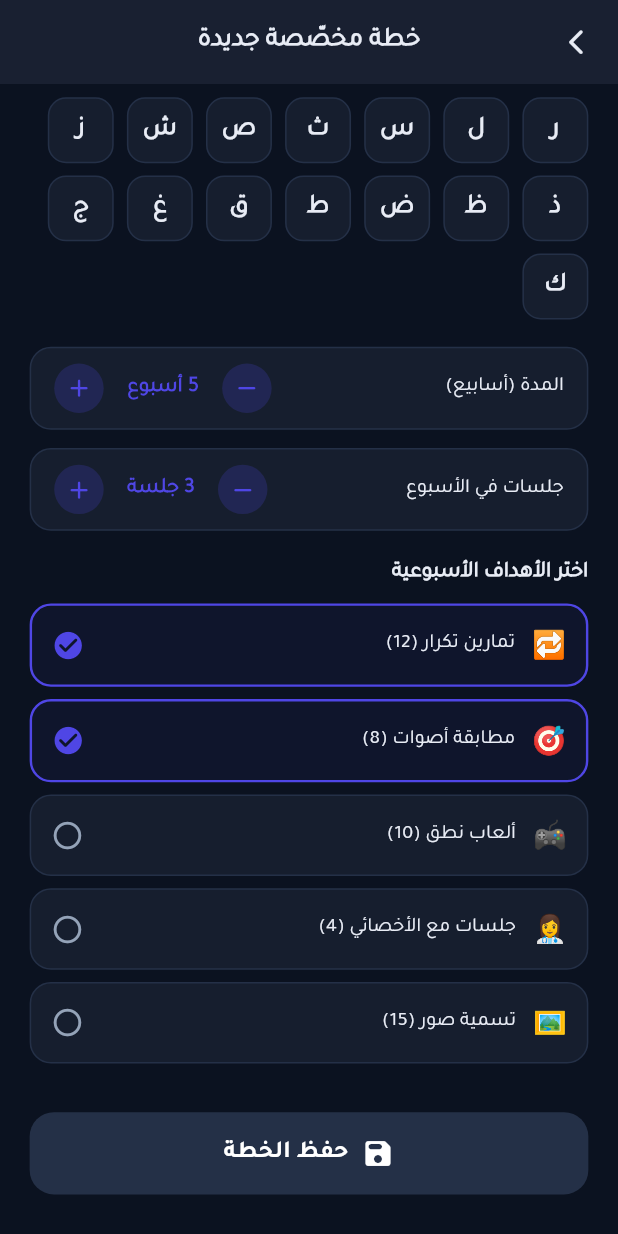
After one commit to MohamedRomana/speak_mate, a Flutter app: the _CreatePlanView screen opened directly, scrolled down 273 dp, after a tap on the "add" icon, on a phone screen of 412 x 824 dp. The commit adds this screen. Run offline on Flutter 3.47's test engine with Material 3 defaults, Android fonts, the phone set to English and light mode, and no system bars; our stand-ins replace cached_network_image, camera, chewie, dio, dots_indicator, easy_localization and 25 more; missing offline and left inert: audio_waveforms; accounts and stored records are empty; Roboto replaces fonts that are missing (Cairo); project files that could hold a hidden picture were left out.

Commit message:
finish plans

```diff
--- /dev/null
+++ b/lib/features/shared/plans/logic/create_plan_cubit.dart
@@ -0,0 +1,106 @@
+import 'package:flutter_bloc/flutter_bloc.dart';
+
+import '../../../../core/networking/api_result.dart';
+import '../data/models/therapy_plan.dart';
+import '../data/repos/plans_repo.dart';
+
+/// كيوبت إنشاء خطة مخصّصة (جانب الأخصائي). يحمل حالة النموذج ويبني [TherapyPlan]
+/// عند الحفظ. الحالة عدّاد إصدار والبيانات في الحقول.
+class CreatePlanCubit extends Cubit<int> {
+  final PlansRepo _repo;
+  CreatePlanCubit(this._repo) : super(0);
+
+  /// لوحة أصوات عربية شائعة للاختيار كأهداف.
+  static const soundPalette = [
+    'ر', 'ل', 'س', 'ث', 'ص', 'ش', 'ز', 'ذ', 'ظ', 'ض', 'ط', 'ق', 'غ', 'ج', 'ك'
+  ];
+
+  /// أهداف أسبوعية جاهزة للتفعيل (مع عدد افتراضي قابل للتعديل).
+  static const presetTargets = [
+    ('تمارين تكرار', '🔁', 12),
+    ('مطابقة أصوات', '🎯', 8),
+    ('ألعاب نطق', '🎮', 10),
+    ('جلسات مع الأخصائي', '👩‍⚕️', 4),
+    ('تسمية صور', '🖼️', 15),
+  ];
+
+  String title = '';
+  String goal = '';
+  final Set<String> sounds = {};
+  final Set<int> targetIdx = {0, 1}; // أول هدفين مفعّلان افتراضيًا
+  int durationWeeks = 4;
+  int sessionsPerWeek = 3;
+  bool saving = false;
+  String? errorMsg;
+
+  int _rev = 0;
+  void _emit() {
+    if (!isClosed) emit(++_rev);
+  }
+
+  bool get isValid => title.trim().isNotEmpty && targetIdx.isNotEmpty;
+
+  void setTitle(String v) {
+    title = v;
+    _emit();
+  }
+
+  void setGoal(String v) {
+    goal = v;
+    _emit();
+  }
+
+  void toggleSound(String s) {
+    sounds.contains(s) ? sounds.remove(s) : sounds.add(s);
+    _emit();
+  }
+
+  void toggleTarget(int i) {
+    targetIdx.contains(i) ? targetIdx.remove(i) : targetIdx.add(i);
+    _emit();
+  }
+
+  void setDuration(int w) {
+    durationWeeks = w.clamp(1, 24);
+    _emit();
+  }
+
+  void setSessions(int s) {
+    sessionsPerWeek = s.clamp(1, 7);
+    _emit();
+  }
+
+  TherapyPlan _draft() => TherapyPlan(
+        id: '',
+        title: title.trim(),
+        goal: goal.trim(),
+        targetSounds: sounds.toList(),
+        durationWeeks: durationWeeks,
+        sessionsPerWeek: sessionsPerWeek,
+        targets: [
+          for (final i in targetIdx)
+            PlanTarget(
+              titleKey: presetTargets[i].$1,
+              emoji: presetTargets[i].$2,
+              targetCount: presetTargets[i].$3,
+            ),
+        ],
+      );
+
+  /// يحفظ الخطة ويرجّعها عند النجاح (أو null عند الفشل).
+  Future<TherapyPlan?> save() async {
+    if (!isValid) return null;
+    saving = true;
+    _emit();
+    final res = await _repo.createPlan(_draft());
+    saving = false;
+    if (isClosed) return null;
+    if (res is Success<TherapyPlan>) {
+      _emit();
+      return res.data;
+    }
+    errorMsg = (res as Failure<TherapyPlan>).error.message;
+    _emit();
+    return null;
+  }
+}
--- /dev/null
+++ b/lib/features/shared/plans/ui/create_plan_screen.dart
@@ -0,0 +1,291 @@
+import 'package:easy_localization/easy_localization.dart';
+import 'package:flutter/material.dart';
+import 'package:flutter_bloc/flutter_bloc.dart';
+import 'package:flutter_screenutil/flutter_screenutil.dart';
+
+import '../../../../core/constants/colors.dart';
+import '../../../../core/di/dependancy_injection.dart';
+import '../../../../core/helper/extentions.dart';
+import '../../../../core/widgets/app_text.dart';
+import '../../../../core/widgets/flash_message.dart';
+import '../../../../core/widgets/primary_button.dart';
+import '../../../../core/widgets/satha_field.dart';
+import '../../../../gen/fonts.gen.dart';
+import '../../../../generated/locale_keys.g.dart';
+import '../data/models/therapy_plan.dart';
+import '../data/repos/plans_repo.dart';
+import '../logic/create_plan_cubit.dart';
+
+/// شاشة إنشاء خطة مخصّصة (أخصائي). ترجع [TherapyPlan] المُنشأة عند الحفظ.
+class CreatePlanScreen extends StatelessWidget {
+  const CreatePlanScreen({super.key});
+
+  @override
+  Widget build(BuildContext context) {
+    return BlocProvider(
+      create: (_) => CreatePlanCubit(getIt<PlansRepo>()),
+      child: const _CreatePlanView(),
+    );
+  }
+}
+
+class _CreatePlanView extends StatelessWidget {
+  const _CreatePlanView();
+
+  @override
+  Widget build(BuildContext context) {
+    final cubit = context.read<CreatePlanCubit>();
+    return Scaffold(
+      backgroundColor: AppColors.scaffoldBg,
+      appBar: AppBar(
+        backgroundColor: AppColors.scaffoldBg,
+        leading: IconButton(
+          onPressed: () => context.pop(),
+          icon: Transform.flip(
+            flipX: context.locale.languageCode == 'ar',
+            child: Icon(Icons.arrow_back_ios_new_rounded,
+                size: 18.w, color: AppColors.mainText),
+          ),
+        ),
+        title: AppText(
+          text: LocaleKeys.newCustomPlan.tr(),
+          size: 17.sp,
+          family: FontFamily.tajawalBold,
+          color: AppColors.mainText,
+        ),
+        centerTitle: true,
+      ),
+      body: BlocBuilder<CreatePlanCubit, int>(
+        builder: (context, _) {
+          return SingleChildScrollView(
+            padding: EdgeInsets.fromLTRB(18.w, 12.h, 18.w, 28.h),
+            child: Column(
+              crossAxisAlignment: CrossAxisAlignment.start,
+              children: [
+                SathaField(
+                  label: LocaleKeys.planTitle.tr(),
+                  hint: LocaleKeys.planTitle.tr(),
+                  onChanged: cubit.setTitle,
+                ),
+                SizedBox(height: 14.h),
+                SathaField(
+                  label: LocaleKeys.planGoal.tr(),
+                  hint: LocaleKeys.planGoal.tr(),
+                  keyboardType: TextInputType.multiline,
+                  maxLines: 3,
+                  onChanged: cubit.setGoal,
+                ),
+                SizedBox(height: 18.h),
+                _label(LocaleKeys.targetSounds.tr()),
+                SizedBox(height: 10.h),
+                Wrap(
+                  spacing: 8.w,
+                  runSpacing: 8.h,
+                  children: CreatePlanCubit.soundPalette.map((s) {
+                    final on = cubit.sounds.contains(s);
+                    return GestureDetector(
+                      onTap: () => cubit.toggleSound(s),
+                      child: Container(
+                        width: 40.w,
+                        height: 40.w,
+                        alignment: Alignment.center,
+                        decoration: BoxDecoration(
+                          color: on ? AppColors.primary : AppColors.card,
+                          borderRadius: BorderRadius.circular(12.r),
+                          border: Border.all(
+                            color: on ? AppColors.primary : AppColors.border,
+                          ),
+                        ),
+                        child: AppText(
+                          text: s,
+                          size: 17.sp,
+                          family: FontFamily.tajawalBold,
+                          color: on ? Colors.white : AppColors.mainText,
+                        ),
+                      ),
+                    );
+                  }).toList(),
+                ),
+                SizedBox(height: 18.h),
+                _Stepper(
+                  label: LocaleKeys.durationWeeks.tr(),
+                  value: cubit.durationWeeks,
+                  unit: LocaleKeys.weeksUnit.tr(),
+                  onMinus: () => cubit.setDuration(cubit.durationWeeks - 1),
+                  onPlus: () => cubit.setDuration(cubit.durationWeeks + 1),
+                ),
+                SizedBox(height: 12.h),
+                _Stepper(
+                  label: LocaleKeys.sessionsPerWeek.tr(),
+                  value: cubit.sessionsPerWeek,
+                  unit: LocaleKeys.sessionsUnit.tr(),
+                  onMinus: () => cubit.setSessions(cubit.sessionsPerWeek - 1),
+                  onPlus: () => cubit.setSessions(cubit.sessionsPerWeek + 1),
+                ),
+                SizedBox(height: 18.h),
+                _label(LocaleKeys.weeklyTargetsSelect.tr()),
+                SizedBox(height: 10.h),
+                for (var i = 0; i < CreatePlanCubit.presetTargets.length; i++)
+                  _TargetToggle(
+                    index: i,
+                    selected: cubit.targetIdx.contains(i),
+                    onTap: () => cubit.toggleTarget(i),
+                  ),
+                SizedBox(height: 24.h),
+                PrimaryButton(
+                  text: LocaleKeys.savePlan.tr(),
+                  icon: Icons.save_rounded,
+                  enabled: cubit.isValid,
+                  loading: cubit.saving,
+                  onPressed: () async {
+                    final plan = await cubit.save();
+                    if (!context.mounted) return;
+                    if (plan != null) {
+                      context.pop(plan);
+                      showFlashMessage(
+                        message: LocaleKeys.planCreated.tr(),
+                        type: FlashMessageType.success,
+                        context: context,
+                      );
+                    } else {
+                      showFlashMessage(
+                        message: cubit.errorMsg ?? LocaleKeys.somethingWentWrong.tr(),
+                        type: FlashMessageType.error,
+                        context: context,
+                      );
+                    }
+                  },
+                ),
+              ],
+            ),
+          );
+        },
+      ),
+    );
+  }
+
+  Widget _label(String text) => AppText(
+        text: text,
+        size: 14.sp,
+        family: FontFamily.tajawalBold,
+        color: AppColors.mainText,
+      );
+}
+
+class _Stepper extends StatelessWidget {
+  final String label;
+  final int value;
+  final String unit;
+  final VoidCallback onMinus;
+  final VoidCallback onPlus;
+  const _Stepper({
+    required this.label,
+    required this.value,
+    required this.unit,
+    required this.onMinus,
+    required this.onPlus,
+  });
+
+  @override
+  Widget build(BuildContext context) {
+    return Container(
+      padding: EdgeInsets.symmetric(horizontal: 14.w, vertical: 10.h),
+      decoration: BoxDecoration(
+        color: AppColors.card,
+        borderRadius: BorderRadius.circular(14.r),
+        border: Border.all(color: AppColors.border),
+      ),
+      child: Row(
+        children: [
+          Expanded(
+            child: AppText(
+              text: label,
+              size: 13.sp,
+              family: FontFamily.tajawalMedium,
+              color: AppColors.mainText,
+            ),
+          ),
+          _circleBtn(Icons.remove_rounded, onMinus),
+          SizedBox(width: 14.w),
+          AppText(
+            text: '$value $unit',
+            size: 14.sp,
+            family: FontFamily.tajawalBold,
+            color: AppColors.primary,
+          ),
+          SizedBox(width: 14.w),
+          _circleBtn(Icons.add_rounded, onPlus),
+        ],
+      ),
+    );
+  }
+
+  Widget _circleBtn(IconData icon, VoidCallback onTap) {
+    return GestureDetector(
+      onTap: onTap,
+      child: Container(
+        width: 30.w,
+        height: 30.w,
+        alignment: Alignment.center,
+        decoration: BoxDecoration(
+          color: AppColors.softPrimary,
+          shape: BoxShape.circle,
+        ),
+        child: Icon(icon, size: 18.w, color: AppColors.primary),
+      ),
+    );
+  }
+}
+
+class _TargetToggle extends StatelessWidget {
+  final int index;
+  final bool selected;
+  final VoidCallback onTap;
+  const _TargetToggle({
+    required this.index,
+    required this.selected,
+    required this.onTap,
+  });
+
+  @override
+  Widget build(BuildContext context) {
+    final t = CreatePlanCubit.presetTargets[index];
+    return InkWell(
+      borderRadius: BorderRadius.circular(14.r),
+      onTap: onTap,
+      child: Container(
+        padding: EdgeInsets.all(12.w),
+        margin: EdgeInsets.only(bottom: 8.h),
+        decoration: BoxDecoration(
+          color: selected ? AppColors.primary.withValues(alpha: 0.06) : AppColors.card,
+          borderRadius: BorderRadius.circular(14.r),
+          border: Border.all(
+            color: selected ? AppColors.primary : AppColors.border,
+            width: selected ? 1.6 : 1,
+          ),
+        ),
+        child: Row(
+          children: [
+            Text(t.$2, style: TextStyle(fontSize: 18.sp)),
+            SizedBox(width: 10.w),
+            Expanded(
+              child: AppText(
+                text: '${t.$1} (${t.$3})',
+                size: 13.sp,
+                family: FontFamily.tajawalMedium,
+                color: AppColors.mainText,
+              ),
+            ),
+            Icon(
+              selected
+                  ? Icons.check_circle_rounded
+                  : Icons.circle_outlined,
+              color: selected ? AppColors.primary : AppColors.secondaryText,
+              size: 20.w,
+            ),
+          ],
+        ),
+      ),
+    );
+  }
+}
```
Also changed, not shown: assets/Lang/ar.json (+11 -0 lines), assets/Lang/en.json (+11 -0 lines), lib/features/shared/plans/data/repos/plans_repo.dart (+39 -0 lines), lib/features/shared/plans/logic/assign_plan_cubit.dart (+7 -0 lines), lib/features/shared/plans/ui/assign_plan_sheet.dart (+27 -0 lines), lib/generated/locale_keys.g.dart, 1 other file.
